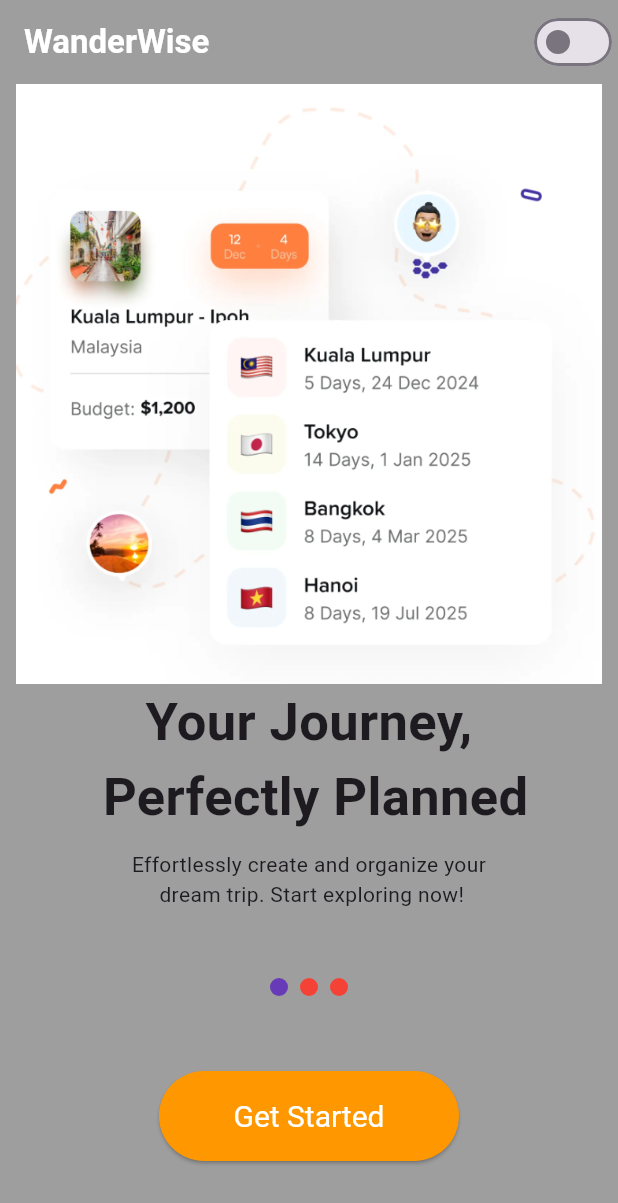
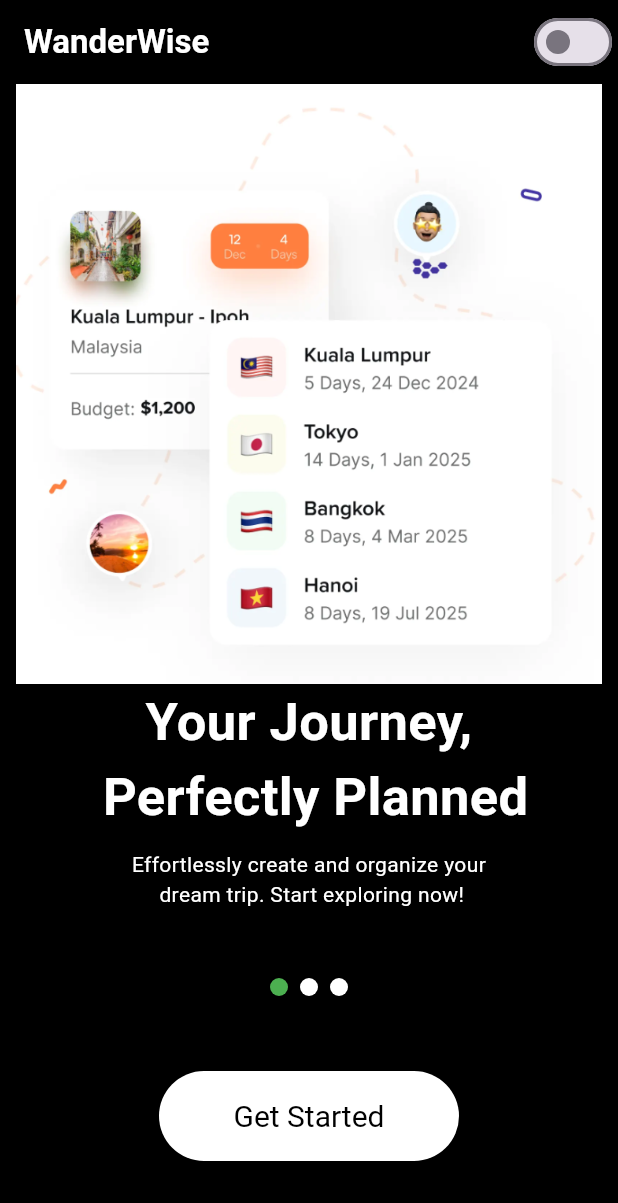
Before and after one commit to mayurranshinge08/quantasis_task, a Flutter app: the screen it shows after launch, on a phone screen of 412 x 824 dp. Shown: the top 1203 px of the screen. Run offline on Flutter 3.47's test engine with Material 3 defaults, Android fonts, the phone set to English and light mode, and no system bars; drawn by our look-alikes of smooth_page_indicator; Roboto replaces fonts that are missing (SF Pro Display).

Commit message:
update dark mode theme

```diff
--- a/lib/home_page.dart
+++ b/lib/home_page.dart
@@ -17,9 +17,9 @@ class _HomePageState extends State<HomePage> {
   @override
   Widget build(BuildContext context) {
     return Scaffold(
-      backgroundColor: light ? Colors.green : Colors.grey,
+      backgroundColor: light ? Colors.green : Colors.black,
       appBar: AppBar(
-        backgroundColor: light ? Colors.green : Colors.grey,
+        backgroundColor: light ? Colors.green : Colors.black,
         actions: [
           Switch(
             value: light,
@@ -45,7 +45,11 @@ class _HomePageState extends State<HomePage> {
             child: PageView(
               controller: _controller,
               scrollDirection: Axis.horizontal,
-              children: [Page1(), Page2(), Page3()],
+              children: [
+                Page1(light: light),
+                Page2(light: light),
+                Page3(light: light),
+              ],
             ),
           ),
           Padding(
@@ -56,8 +60,8 @@ class _HomePageState extends State<HomePage> {
               effect: WormEffect(
                 dotHeight: 12,
                 dotWidth: 12,
-                activeDotColor: Colors.deepPurple,
-                dotColor: Colors.red,
+                activeDotColor: light ? Colors.white : Colors.green,
+                dotColor: light ? Colors.black : Colors.white,
               ),
             ),
           ),
@@ -66,12 +70,12 @@ class _HomePageState extends State<HomePage> {
             child: ElevatedButton(
               onPressed: () {},
               style: ElevatedButton.styleFrom(
-                backgroundColor: Colors.orange,
+                backgroundColor: light ? Colors.orange : Colors.white,
                 minimumSize: Size(200, 60), // width: 200, height: 60
                 padding: EdgeInsets.symmetric(horizontal: 20, vertical: 15),
                 textStyle: TextStyle(fontSize: 20), // increase text size
               ),
-              child: Text("Get Started", style: TextStyle(color: Colors.white)),
+              child: Text("Get Started", style: TextStyle(color: Colors.black)),
             ),
           ),
         ],
--- a/lib/widgets/page_1.dart
+++ b/lib/widgets/page_1.dart
@@ -1,8 +1,13 @@
 import 'package:flutter/material.dart';
 
-class Page1 extends StatelessWidget {
-  const Page1({super.key});
+class Page1 extends StatefulWidget {
+  final bool light;
+  const Page1({super.key, required this.light});
+  @override
+  State<Page1> createState() => _Page1State();
+}
 
+class _Page1State extends State<Page1> {
   @override
   Widget build(BuildContext context) {
     return Container(
@@ -17,12 +22,17 @@ class Page1 extends StatelessWidget {
           Text(
             "Your Journey,\n Perfectly Planned",
             textAlign: TextAlign.center,
-            style: TextStyle(fontSize: 35, fontWeight: FontWeight.bold),
+            style: TextStyle(
+              fontSize: 35,
+              fontWeight: FontWeight.bold,
+              color: widget.light ? Colors.black : Colors.white,
+            ),
           ),
           SizedBox(height: 10),
           Text(
             "Effortlessly create and organize your\n dream trip. Start exploring now!",
             textAlign: TextAlign.center,
+            style: TextStyle(color: widget.light ? Colors.black : Colors.white),
           ),
         ],
       ),
```
Also changed, not shown: lib/widgets/page_2.dart (+14 -4 lines), lib/widgets/page_3.dart (+17 -4 lines).
